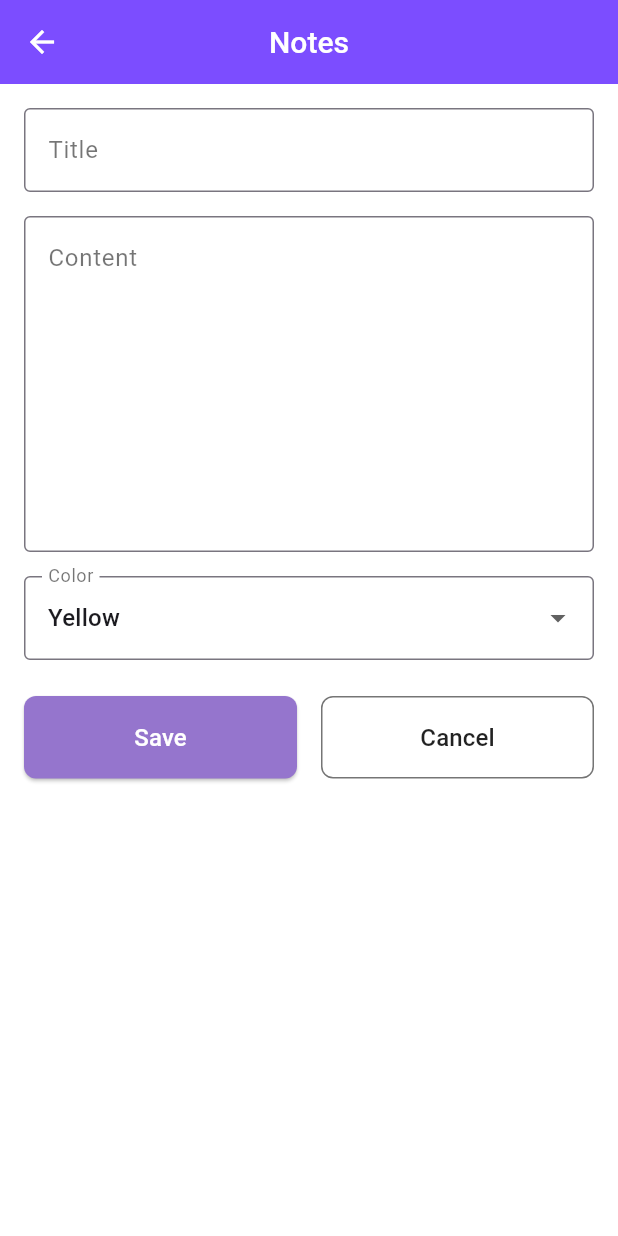
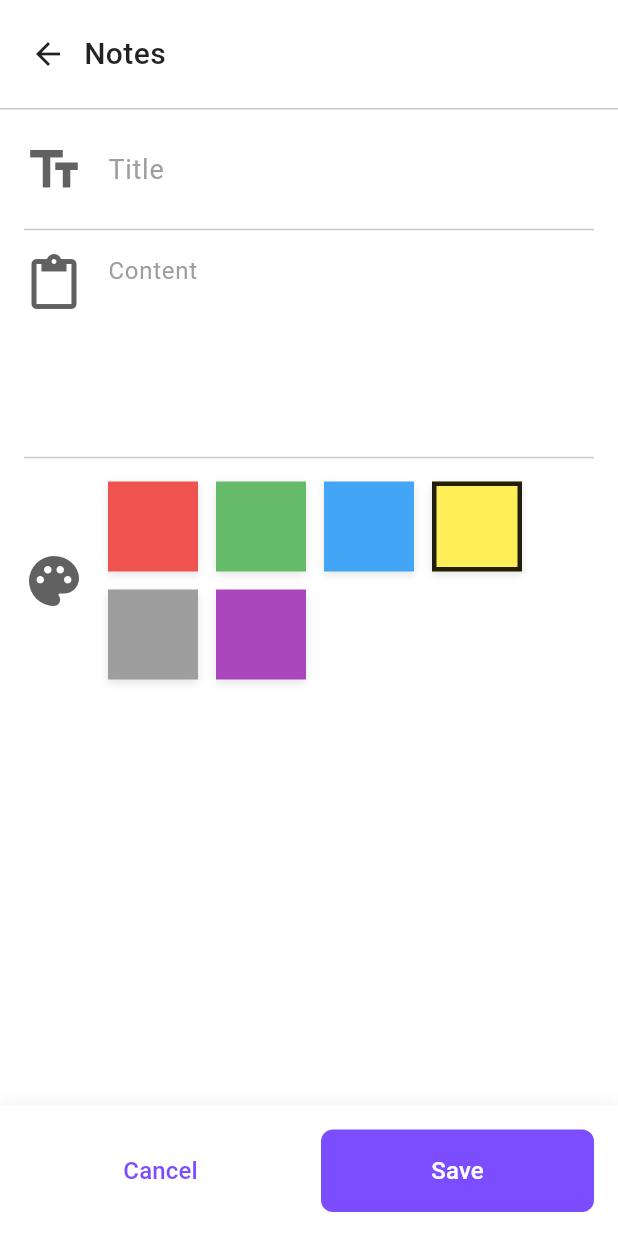
Before and after one commit to luisfelipe03/projetos_tcc, a Flutter app: the NoteEntryScreen screen opened directly, on a phone screen of 412 x 824 dp. Run offline on Flutter 3.47's test engine with Material 3 defaults, Android fonts, the phone set to English and light mode, and no system bars; our stand-ins replace flutter_slidable, sqflite; accounts and stored records are empty.

Commit message:
v3: Iteração 2

```diff
--- a/3_flutterbook_to_do_list_notes_contacts_v3/lib/views/note_entry_screen.dart
+++ b/3_flutterbook_to_do_list_notes_contacts_v3/lib/views/note_entry_screen.dart
@@ -11,16 +11,16 @@ class NoteEntryScreen extends StatefulWidget {
 class _NoteEntryScreenState extends State<NoteEntryScreen> {
   final _titleController = TextEditingController();
   final _contentController = TextEditingController();
-  String _selectedColor = 'Yellow';
+  String _selectedColor = 'yellow';
 
-  final List<String> _colors = [
-    'Yellow',
-    'Green',
-    'Blue',
-    'Pink',
-    'Purple',
-    'White',
-  ];
+  final Map<String, Color> _colorOptions = {
+    'red': const Color(0xFFEF5350),
+    'green': const Color(0xFF66BB6A),
+    'blue': const Color(0xFF42A5F5),
+    'yellow': const Color(0xFFFFEE58),
+    'grey': const Color(0xFF9E9E9E),
+    'purple': const Color(0xFFAB47BC),
+  };
 
   @override
   void dispose() {
@@ -32,85 +32,201 @@ class _NoteEntryScreenState extends State<NoteEntryScreen> {
   @override
   Widget build(BuildContext context) {
     return Scaffold(
-      backgroundColor: AppColors.background,
-      appBar: AppBar(
-        backgroundColor: AppColors.primary,
-        elevation: 0,
-        leading: IconButton(
-          icon: const Icon(Icons.arrow_back, color: Colors.white),
+      backgroundColor: Colors.white,
+      body: SafeArea(
+        child: Column(
+          children: [
+            // Header customizado sem AppBar padrão
+            Container(
+              color: Colors.white,
+              padding: const EdgeInsets.symmetric(horizontal: 8, vertical: 12),
+              child: Row(
+                children: [
+                  IconButton(
+                    icon: const Icon(Icons.arrow_back, color: Colors.black87),
                     onPressed: () => Navigator.pop(context),
                   ),
-        title: const Text(
+                  const Expanded(
+                    child: Text(
                       'Notes',
                       style: TextStyle(
+                        fontSize: 20,
+                        fontWeight: FontWeight.w500,
+                        color: Colors.black87,
+                      ),
+                    ),
+                  ),
+                ],
+              ),
+            ),
+            const Divider(height: 1, thickness: 1),
+
+            // Corpo da tela
+            Expanded(
+              child: SingleChildScrollView(
+                child: Padding(
+                  padding: const EdgeInsets.all(16.0),
+                  child: Column(
+                    crossAxisAlignment: CrossAxisAlignment.start,
+                    children: [
+                      // Ícone de texto com título
+                      Row(
+                        children: [
+                          Icon(
+                            Icons.text_fields,
+                            size: 40,
+                            color: Colors.grey[700],
+                          ),
+                          const SizedBox(width: 16),
+                          Expanded(
+                            child: TextField(
+                              controller: _titleController,
+                              style: const TextStyle(
+                                fontSize: 18,
+                                color: Colors.black87,
+                              ),
+                              decoration: const InputDecoration(
+                                hintText: 'Title',
+                                hintStyle: TextStyle(
+                                  color: Colors.grey,
+                                  fontSize: 18,
+                                ),
+                                border: InputBorder.none,
+                                contentPadding: EdgeInsets.zero,
+                              ),
+                            ),
+                          ),
+                        ],
+                      ),
+                      const Divider(height: 32, thickness: 1),
+
+                      // Ícone de conteúdo com campo de texto
+                      Row(
+                        crossAxisAlignment: CrossAxisAlignment.start,
+                        children: [
+                          Icon(
+                            Icons.content_paste,
+                            size: 40,
+                            color: Colors.grey[700],
+                          ),
+                          const SizedBox(width: 16),
+                          Expanded(
+                            child: TextField(
+                              controller: _contentController,
+                              style: const TextStyle(
+                                fontSize: 16,
+                                color: Colors.black87,
+                              ),
+                              maxLines: null,
+                              minLines: 5,
+                              decoration: const InputDecoration(
+                                hintText: 'Content',
+                                hintStyle: TextStyle(
+                                  color: Colors.grey,
+                                  fontSize: 16,
+                                ),
+                                border: InputBorder.none,
+                                contentPadding: EdgeInsets.zero,
+                              ),
+                            ),
+                          ),
+                        ],
+                      ),
+                      const Divider(height: 32, thickness: 1),
+
+                      // Paleta de cores
+                      Row(
+                        children: [
+                          Icon(
+                            Icons.palette,
+                            size: 40,
+                            color: Colors.grey[700],
+                          ),
+                          const SizedBox(width: 16),
+                          Expanded(
+                            child: Wrap(
+                              spacing: 12,
+                              runSpacing: 12,
+                              children:
+                                  _colorOptions.entries.map((entry) {
+                                    final isSelected =
+                                        _selectedColor == entry.key;
+                                    return GestureDetector(
+                                      onTap: () {
+                                        setState(() {
+                                          _selectedColor = entry.key;
+                                        });
+                                      },
+                                      child: Container(
+                                        width: 60,
+                                        height: 60,
+                                        decoration: BoxDecoration(
+                                          color: entry.value,
+                                          border:
+                                              isSelected
+                                                  ? Border.all(
+                                                    color: Colors.black87,
+                                                    width: 3,
+                                                  )
+                                                  : null,
+                                          boxShadow: [
+                                            BoxShadow(
+                                              color: Colors.black.withOpacity(
+                                                0.1,
+                                              ),
+                                              blurRadius: 4,
+                                              offset: const Offset(0, 2),
+                                            ),
+                                          ],
+                                        ),
+                                      ),
+                                    );
+                                  }).toList(),
+                            ),
+                          ),
+                        ],
+                      ),
+                    ],
+                  ),
+                ),
+              ),
+            ),
+
+            // Botões inferiores
+            Container(
+              padding: const EdgeInsets.all(16.0),
+              decoration: BoxDecoration(
                 color: Colors.white,
-            fontSize: 20,
+                boxShadow: [
+                  BoxShadow(
+                    color: Colors.black.withOpacity(0.05),
+                    blurRadius: 8,
+                    offset: const Offset(0, -2),
+                  ),
+                ],
+              ),
+              child: Row(
+                children: [
+                  Expanded(
+                    child: TextButton(
+                      onPressed: () => Navigator.pop(context),
+                      style: TextButton.styleFrom(
+                        padding: const EdgeInsets.symmetric(vertical: 16),
+                        shape: RoundedRectangleBorder(
+                          borderRadius: BorderRadius.circular(8),
+                        ),
+                      ),
+                      child: const Text(
+                        'Cancel',
+                        style: TextStyle(
+                          fontSize: 16,
+                          color: AppColors.primary,
                           fontWeight: FontWeight.w500,
                         ),
                       ),
                     ),
-      body: Padding(
-        padding: const EdgeInsets.all(16.0),
-        child: Column(
-          crossAxisAlignment: CrossAxisAlignment.start,
-          children: [
-            TextField(
-              controller: _titleController,
-              style: const TextStyle(fontSize: 16),
-              decoration: InputDecoration(
-                labelText: 'Title',
-                labelStyle: TextStyle(color: AppColors.textSecondary),
-                border: const OutlineInputBorder(),
-                focusedBorder: OutlineInputBorder(
-                  borderSide: BorderSide(color: AppColors.primary, width: 2),
                   ),
-              ),
-            ),
-            const SizedBox(height: 16),
-            TextField(
-              controller: _contentController,
-              style: const TextStyle(fontSize: 16),
-              maxLines: 8,
-              decoration: InputDecoration(
-                labelText: 'Content',
-                labelStyle: TextStyle(color: AppColors.textSecondary),
-                alignLabelWithHint: true,
-                border: const OutlineInputBorder(),
-                focusedBorder: OutlineInputBorder(
-                  borderSide: BorderSide(color: AppColors.primary, width: 2),
-                ),
-              ),
-            ),
-            const SizedBox(height: 16),
-            DropdownButtonFormField<String>(
-              value: _selectedColor,
-              decoration: InputDecoration(
-                labelText: 'Color',
-                labelStyle: TextStyle(color: AppColors.textSecondary),
-                border: const OutlineInputBorder(),
-                focusedBorder: OutlineInputBorder(
-                  borderSide: BorderSide(color: AppColors.primary, width: 2),
-                ),
-              ),
-              items:
-                  _colors.map((String color) {
-                    return DropdownMenuItem<String>(
-                      value: color,
-                      child: Text(color),
-                    );
-                  }).toList(),
-              onChanged: (String? newValue) {
-                if (newValue != null) {
-                  setState(() {
-                    _selectedColor = newValue;
-                  });
-                }
-              },
-            ),
-            const SizedBox(height: 24),
-            Row(
-              mainAxisAlignment: MainAxisAlignment.spaceEvenly,
-              children: [
+                  const SizedBox(width: 16),
                   Expanded(
                     child: ElevatedButton(
                       onPressed: () {
@@ -118,32 +234,25 @@ class _NoteEntryScreenState extends State<NoteEntryScreen> {
                         Navigator.pop(context);
                       },
                       style: ElevatedButton.styleFrom(
-                      backgroundColor: AppColors.secondary,
+                        backgroundColor: AppColors.primary,
                         foregroundColor: Colors.white,
                         padding: const EdgeInsets.symmetric(vertical: 16),
                         shape: RoundedRectangleBorder(
                           borderRadius: BorderRadius.circular(8),
                         ),
+                        elevation: 0,
                       ),
-                    child: const Text('Save', style: TextStyle(fontSize: 16)),
+                      child: const Text(
+                        'Save',
+                        style: TextStyle(
+                          fontSize: 16,
+                          fontWeight: FontWeight.w500,
                         ),
                       ),
-                const SizedBox(width: 16),
-                Expanded(
-                  child: OutlinedButton(
-                    onPressed: () => Navigator.pop(context),
-                    style: OutlinedButton.styleFrom(
-                      foregroundColor: AppColors.textPrimary,
-                      padding: const EdgeInsets.symmetric(vertical: 16),
-                      side: BorderSide(color: AppColors.textSecondary),
-                      shape: RoundedRectangleBorder(
-                        borderRadius: BorderRadius.circular(8),
-                      ),
-                    ),
-                    child: const Text('Cancel', style: TextStyle(fontSize: 16)),
                     ),
                   ),
                 ],
+              ),
             ),
           ],
         ),
```
Also changed, not shown: 1 other file. Lines whose indentation alone changed are shown as unchanged.
